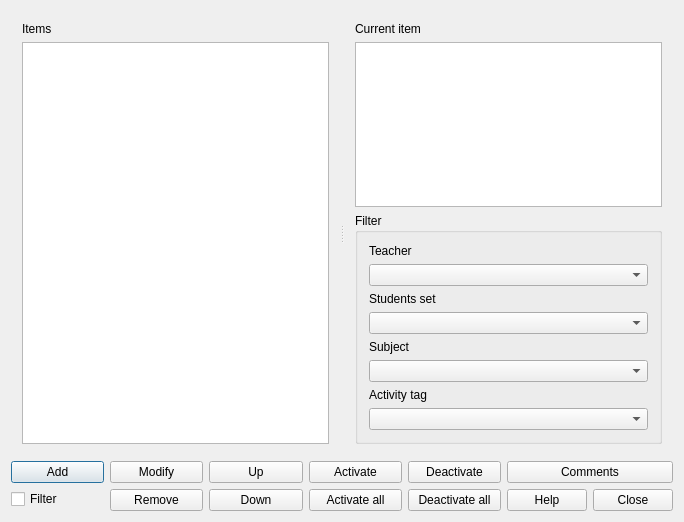
Before: the Qt Designer form fet/src/interface/groupactivitiesininitialorderitemsform_template.ui in vonmecheln/fet, drawn with Qt 5.
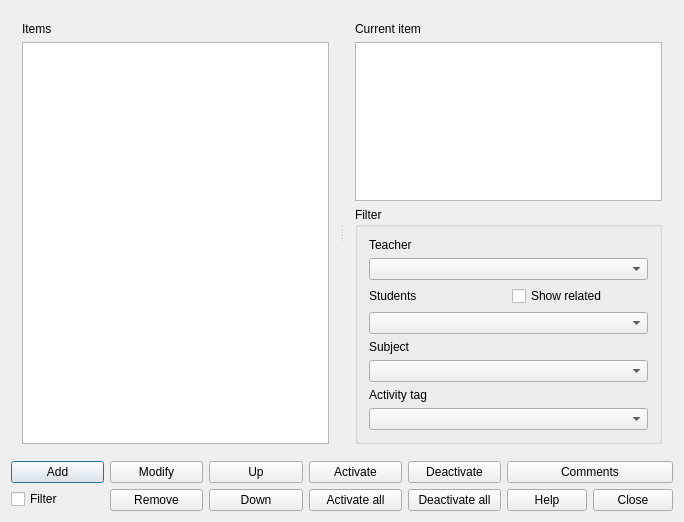
After: the same form once the commit is applied.

Patch:
```diff
--- a/fet/src/interface/groupactivitiesininitialorderitemsform_template.ui
+++ b/fet/src/interface/groupactivitiesininitialorderitemsform_template.ui
@@ -77,14 +77,25 @@
            <widget class="QComboBox" name="teachersComboBox"/>
           </item>
           <item row="2" column="0">
+           <layout class="QHBoxLayout" name="horizontalLayout_3">
+            <item>
            <widget class="QLabel" name="studentsTextLabel">
             <property name="text">
-             <string>Students set</string>
+               <string>Students</string>
             </property>
             <property name="wordWrap">
              <bool>false</bool>
             </property>
            </widget>
+            </item>
+            <item>
+             <widget class="QCheckBox" name="showRelatedCheckBox">
+              <property name="text">
+               <string>Show related</string>
+              </property>
+             </widget>
+            </item>
+           </layout>
           </item>
           <item row="3" column="0">
            <widget class="QComboBox" name="studentsComboBox"/>
```
Lines whose indentation alone changed are shown as unchanged.
